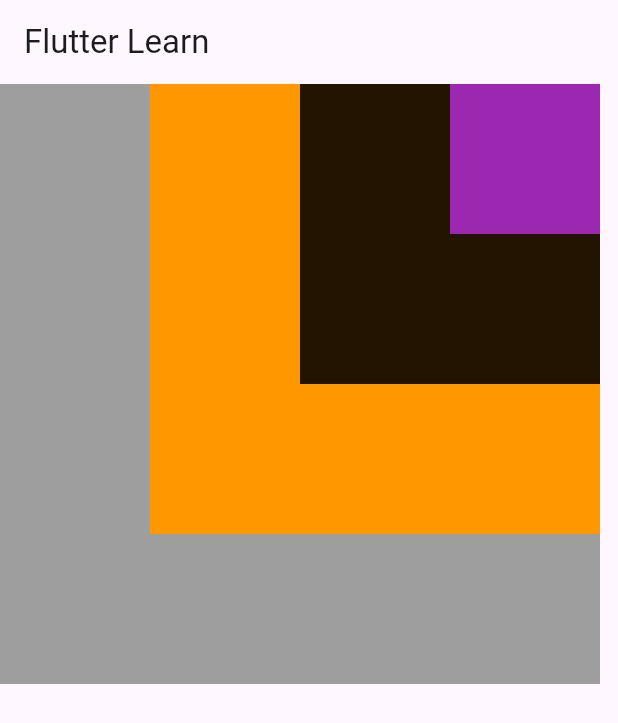
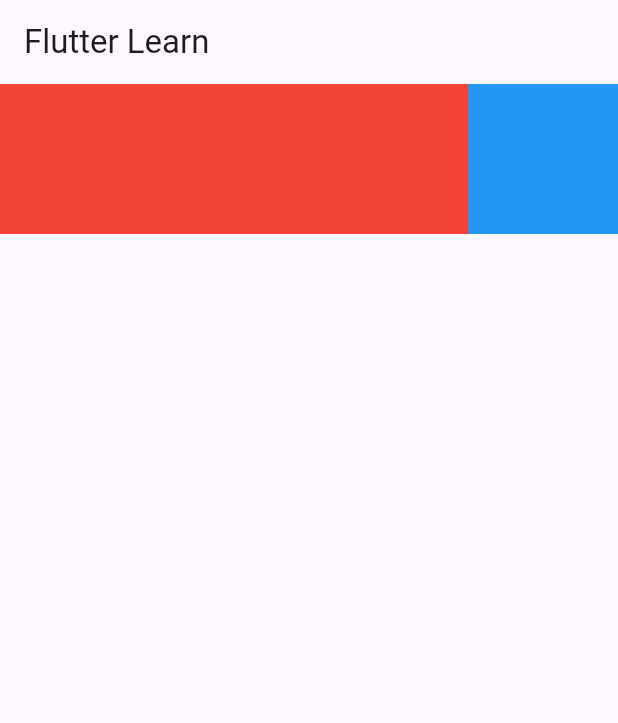
Before and after one commit to memahin/Flutter-Common-Widgets, a Flutter app: the screen it shows after launch, on a phone screen of 412 x 824 dp. Shown: the top 723 px of the screen. Run offline on Flutter 3.47's test engine with Material 3 defaults, Android fonts, the phone set to English and light mode, and no system bars.

Commit message:
Start with flutter widgets

```diff
--- a/lib/main.dart
+++ b/lib/main.dart
@@ -17,7 +17,17 @@ class HomePage extends StatelessWidget {
   Widget build(BuildContext context) {
     return Scaffold(
       appBar: AppBar(title: Text("Flutter Learn")),
-      body: Stack(
+      body: Row(
+        children: [
+          Expanded(
+            child: Container(color: Colors.red, height: 100,),
+          ),
+          Container(color: Colors.blue, height: 100, width: 100,),
+        ],
+      )
+
+      /*
+      Stack(
         alignment: Alignment.topRight,
         children: [
           Container(width: 400, height: 400, color: Colors.grey),
@@ -27,7 +37,6 @@ class HomePage extends StatelessWidget {
         ],
       )
 
-      /*
       Column(
         mainAxisAlignment: MainAxisAlignment.center,
         crossAxisAlignment: CrossAxisAlignment.center,
```
